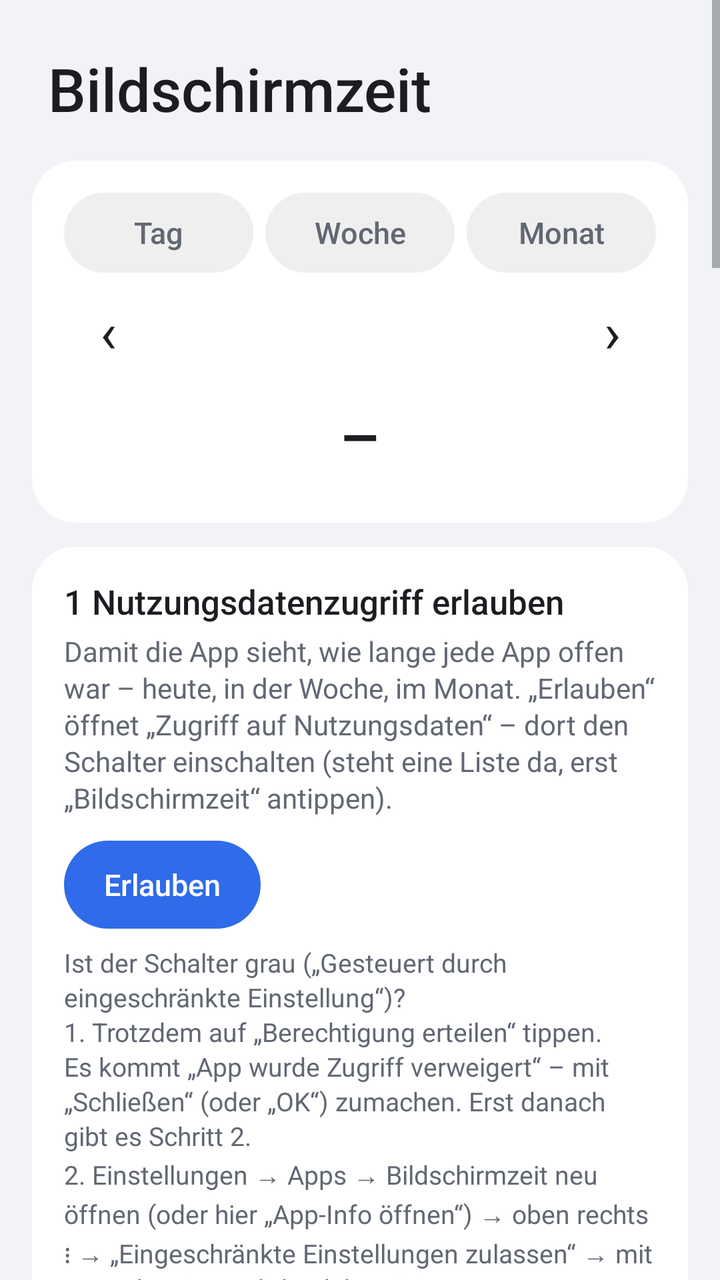
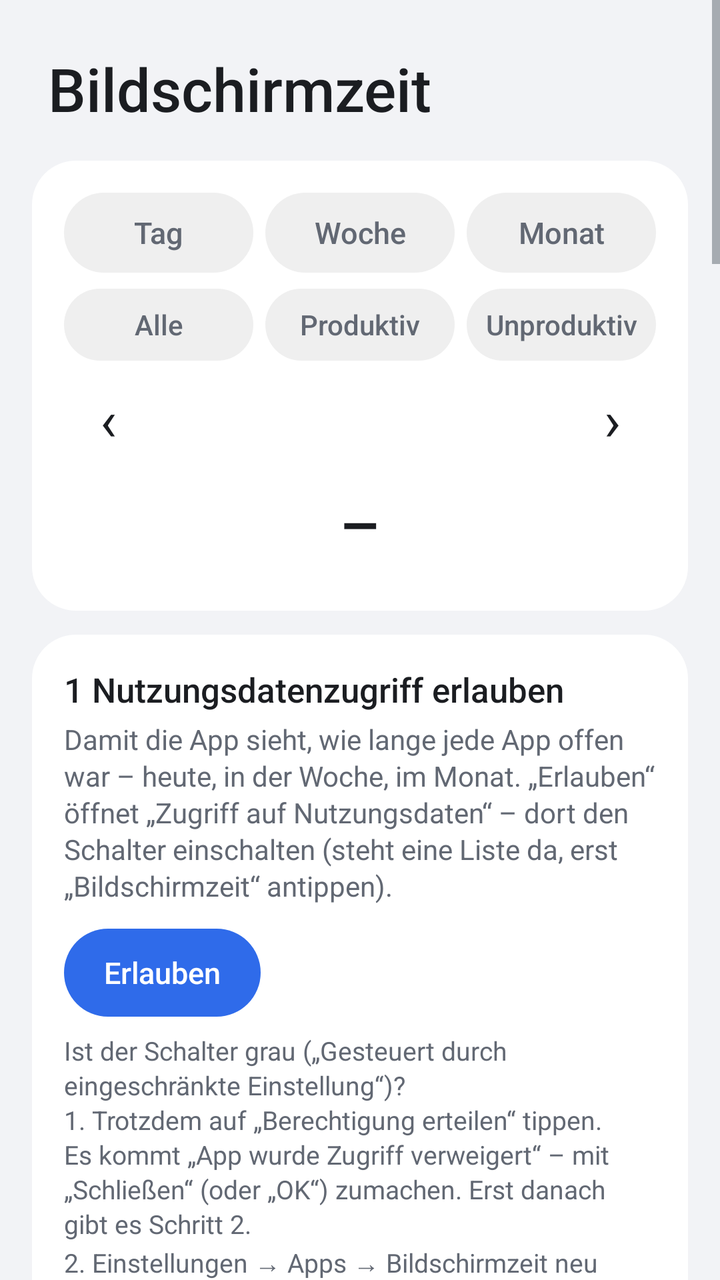

The first picture is an Android layout as it rendered before a commit; the second is the same layout after the commit. The layout source and the unified diff follow.
<!-- AndroidManifest.xml: application theme Thema -->
<!-- res/layout/activity_main.xml -->
<?xml version="1.0" encoding="utf-8"?>
<ScrollView xmlns:android="http://schemas.android.com/apk/res/android"
    android:id="@+id/wurzel"
    android:layout_width="match_parent"
    android:layout_height="match_parent"
    android:clipToPadding="false"
    android:fillViewport="true">

    <LinearLayout
        android:id="@+id/inhalt"
        android:layout_width="match_parent"
        android:layout_height="wrap_content"
        android:orientation="vertical"
        android:paddingStart="16dp"
        android:paddingTop="4dp"
        android:paddingEnd="16dp"
        android:paddingBottom="24dp">

        <TextView
            android:id="@+id/kopf_titel"
            android:layout_width="match_parent"
            android:layout_height="wrap_content"
            android:layout_marginTop="20dp"
            android:layout_marginBottom="4dp"
            android:fontFamily="sans-serif-medium"
            android:paddingStart="8dp"
            android:paddingEnd="8dp"
            android:text="@string/kopf_titel"
            android:textColor="@color/text"
            android:textSize="30sp" />

        <LinearLayout
            android:id="@+id/statistik_karte"
            style="@style/Karte">

            <LinearLayout
                android:id="@+id/reiter"
                android:layout_width="match_parent"
                android:layout_height="wrap_content"
                android:baselineAligned="false"
                android:orientation="horizontal">

                <TextView
                    android:id="@+id/reiter_tag"
                    style="@style/Reiter"
                    android:text="@string/reiter_tag" />

                <TextView
                    android:id="@+id/reiter_woche"
                    style="@style/Reiter"
                    android:layout_marginStart="6dp"
                    android:text="@string/reiter_woche" />

                <TextView
                    android:id="@+id/reiter_monat"
                    style="@style/Reiter"
                    android:layout_marginStart="6dp"
                    android:text="@string/reiter_monat" />
            </LinearLayout>

            <LinearLayout
                android:layout_width="match_parent"
                android:layout_height="wrap_content"
                android:layout_marginTop="10dp"
                android:gravity="center_vertical"
                android:orientation="horizontal">

                <TextView
                    android:id="@+id/zurueck"
                    style="@style/Pfeil"
                    android:contentDescription="@string/zurueck"
                    android:text="@string/pfeil_zurueck" />

                
                <TextView
                    android:id="@+id/zeitraum_titel"
                    android:layout_width="0dp"
                    android:layout_height="match_parent"
                    android:layout_weight="1"
                    android:autoSizeMaxTextSize="16sp"
                    android:autoSizeMinTextSize="11sp"
                    android:autoSizeStepGranularity="1sp"
                    android:autoSizeTextType="uniform"
                    android:fontFamily="sans-serif-medium"
                    android:gravity="center"
                    android:maxLines="1"
                    android:textColor="@color/text"
                    android:textSize="16sp" />

                <TextView
                    android:id="@+id/weiter"
                    style="@style/Pfeil"
                    android:contentDescription="@string/weiter"
                    android:text="@string/pfeil_weiter" />
            </LinearLayout>

            
            <LinearLayout
                android:id="@+id/app_kopf"
                android:layout_width="match_parent"
                android:layout_height="wrap_content"
                android:layout_marginTop="8dp"
                android:gravity="center_vertical"
                android:orientation="horizontal"
                android:visibility="gone">

                <ImageView
                    android:id="@+id/app_kopf_symbol"
                    android:layout_width="28dp"
                    android:layout_height="28dp"
                    android:importantForAccessibility="no" />

                <TextView
                    android:id="@+id/app_kopf_name"
                    android:layout_width="0dp"
                    android:layout_height="wrap_content"
                    android:layout_marginStart="10dp"
                    android:layout_weight="1"
                    android:ellipsize="end"
                    android:fontFamily="sans-serif-medium"
                    android:maxLines="1"
                    android:textColor="@color/text"
                    android:textSize="17sp" />

                <TextView
                    android:id="@+id/alle_apps"
                    android:layout_width="wrap_content"
                    android:layout_height="wrap_content"
                    android:layout_marginStart="8dp"
                    android:background="@drawable/knopf_leise"
                    android:clickable="true"
                    android:focusable="true"
                    android:fontFamily="sans-serif-medium"
                    android:gravity="center"
                    android:maxLines="1"
                    android:minHeight="40dp"
                    android:paddingStart="16dp"
                    android:paddingEnd="16dp"
                    android:text="@string/alle_apps"
                    android:textColor="@color/akzent"
                    android:textSize="14sp" />
            </LinearLayout>

            <TextView
                android:id="@+id/gesamt"
                android:layout_width="match_parent"
                android:layout_height="wrap_content"
                android:layout_marginTop="6dp"
                android:fontFamily="sans-serif-medium"
                android:gravity="center"
                android:text="@string/strich"
                android:textColor="@color/text"
                android:textSize="32sp" />

            <TextView
                android:id="@+id/schnitt"
                style="@style/Fliesstext"
                android:layout_marginTop="2dp"
                android:gravity="center"
                android:visibility="gone" />

            <de.finanzdienste.bildschirmzeit.Balken
                android:id="@+id/balken"
                android:layout_width="match_parent"
                android:layout_height="156dp"
                android:layout_marginTop="14dp"
                android:visibility="gone" />

            <TextView
                android:id="@+id/luecken"
                style="@style/Hinweis"
                android:gravity="center"
                android:visibility="gone" />

            <LinearLayout
                android:id="@+id/app_liste"
                android:layout_width="match_parent"
                android:layout_height="wrap_content"
                android:layout_marginTop="6dp"
                android:orientation="vertical" />

            <TextView
                android:id="@+id/statistik_hinweis"
                style="@style/Hinweis"
                android:layout_marginTop="14dp"
                android:visibility="gone" />

            
            <Button
                android:id="@+id/seite_zusammenfassen"
                style="@style/Knopf.Leise"
                android:text="@string/seite_zusammenfassen"
                android:visibility="gone" />

            
            <Button
                android:id="@+id/unproduktiv_umstellen"
                style="@style/Knopf.Leise"
                android:text="@string/unproduktiv_ja"
                android:visibility="gone" />
        </LinearLayout>

        <LinearLayout
            android:id="@+id/erlaubnis_karte"
            style="@style/Karte">

            <TextView
                android:id="@+id/schritt1_titel"
                style="@style/Ueberschrift"
                android:text="@string/schritt1_titel" />

            <TextView
                android:id="@+id/schritt1_text"
                style="@style/Fliesstext"
                android:text="@string/schritt1_text" />

            <Button
                android:id="@+id/schritt1_knopf"
                style="@style/Knopf"
                android:text="@string/schritt1_knopf" />

            <TextView
                android:id="@+id/schritt1_hinweis"
                style="@style/Hinweis"
                android:text="@string/schritt1_hinweis" />

            <Button
                android:id="@+id/app_info"
                style="@style/Knopf.Leise"
                android:text="@string/app_info" />
        </LinearLayout>

        <LinearLayout
            android:id="@+id/web_karte"
            style="@style/Karte">

            <TextView
                style="@style/Ueberschrift"
                android:text="@string/schritt2_titel" />

            <TextView
                style="@style/Fliesstext"
                android:text="@string/schritt2_text" />

            <LinearLayout
                android:id="@+id/web_liste"
                android:layout_width="match_parent"
                android:layout_height="wrap_content"
                android:orientation="vertical" />
        </LinearLayout>

        <LinearLayout
            android:id="@+id/widget_karte"
            style="@style/Karte">

            <TextView
                android:id="@+id/schritt3_titel"
                style="@style/Ueberschrift"
                android:text="@string/schritt3_titel" />

            <TextView
                android:id="@+id/schritt3_text"
                style="@style/Fliesstext"
                android:text="@string/schritt3_text" />

            <Button
                android:id="@+id/schritt3_knopf"
                style="@style/Knopf"
                android:text="@string/schritt3_knopf" />

            <TextView
                android:id="@+id/schritt3_anleitung"
                style="@style/Hinweis"
                android:text="@string/schritt3_anleitung"
                android:visibility="gone" />
        </LinearLayout>

        
        <LinearLayout
            android:id="@+id/webseiten_karte"
            style="@style/Karte">

            <TextView
                android:id="@+id/schritt4_titel"
                style="@style/Ueberschrift"
                android:text="@string/schritt4_titel" />

            <TextView
                android:id="@+id/schritt4_text"
                style="@style/Fliesstext"
                android:text="@string/schritt4_text" />

            <TextView
                android:id="@+id/schritt4_stand"
                style="@style/Hinweis"
                android:visibility="gone" />

            <Button
                android:id="@+id/schritt4_knopf"
                style="@style/Knopf"
                android:text="@string/schritt4_knopf" />

            <TextView
                android:id="@+id/schritt4_anleitung"
                style="@style/Hinweis"
                android:text="@string/schritt4_anleitung" />
        </LinearLayout>

        
        <LinearLayout
            android:id="@+id/diskret_karte"
            style="@style/Karte">

            <TextView
                android:id="@+id/diskret_titel"
                style="@style/Ueberschrift"
                android:text="@string/diskret_titel" />

            <TextView
                android:id="@+id/diskret_text"
                style="@style/Fliesstext"
                android:text="@string/diskret_text" />

            <TextView
                android:id="@+id/diskret_eigene"
                style="@style/Hinweis"
                android:visibility="gone" />

            <Button
                android:id="@+id/diskret_wieder_zeigen"
                style="@style/Knopf.Leise"
                android:text="@string/wieder_einzeln_zeigen"
                android:visibility="gone" />
        </LinearLayout>

        
        <LinearLayout
            android:id="@+id/anrufe_karte"
            style="@style/Karte">

            <TextView
                android:id="@+id/anrufe_titel"
                style="@style/Ueberschrift"
                android:text="@string/anrufe_titel" />

            <TextView
                android:id="@+id/anrufe_text"
                style="@style/Fliesstext"
                android:text="@string/anrufe_text" />

            <TextView
                android:id="@+id/anrufe_stand"
                style="@style/Hinweis"
                android:visibility="gone" />

            <Button
                android:id="@+id/anrufe_knopf"
                style="@style/Knopf"
                android:text="@string/anrufe_freigeben" />
        </LinearLayout>

        
        <LinearLayout
            android:id="@+id/kontakte_karte"
            style="@style/Karte">

            <TextView
                android:id="@+id/kontakte_titel"
                style="@style/Ueberschrift"
                android:text="@string/kontakte_titel" />

            <TextView
                android:id="@+id/kontakte_text"
                style="@style/Fliesstext"
                android:text="@string/kontakte_text" />

            <TextView
                android:id="@+id/kontakte_stand"
                style="@style/Hinweis"
                android:visibility="gone" />

            <Button
                android:id="@+id/kontakte_knopf"
                style="@style/Knopf"
                android:text="@string/kontakte_freigeben" />
        </LinearLayout>

        
        <LinearLayout
            android:id="@+id/anrufer_karte"
            style="@style/Karte">

            <TextView
                android:id="@+id/anrufer_titel"
                style="@style/Ueberschrift"
                android:text="@string/anrufer_titel" />

            <TextView
                android:id="@+id/anrufer_text"
                style="@style/Fliesstext"
                android:text="@string/anrufer_text" />

            <TextView
                android:id="@+id/anrufer_stand"
                style="@style/Hinweis"
                android:visibility="gone" />

            <Button
                android:id="@+id/anrufer_knopf"
                style="@style/Knopf"
                android:text="@string/anrufer_freigeben" />

            <Button
                android:id="@+id/anrufer_schluessel"
                style="@style/Knopf.Leise"
                android:text="@string/anrufer_schluessel"
                android:visibility="gone" />
        </LinearLayout>

        <LinearLayout
            android:id="@+id/update_karte"
            style="@style/Karte"
            android:visibility="gone">

            <TextView
                android:id="@+id/update_titel"
                style="@style/Ueberschrift"
                android:text="@string/update_titel" />

            <TextView
                android:id="@+id/update_text"
                style="@style/Fliesstext" />

            <Button
                android:id="@+id/update_knopf"
                style="@style/Knopf"
                android:visibility="gone" />

            
            <Button
                android:id="@+id/update_knopf2"
                style="@style/Knopf.Leise"
                android:layout_marginTop="8dp"
                android:visibility="gone" />

            
            <TextView
                android:id="@+id/update_diagnose"
                style="@style/Hinweis"
                android:layout_marginTop="10dp"
                android:textSize="12sp"
                android:visibility="gone" />
        </LinearLayout>

        <Button
            android:id="@+id/loeschen"
            style="@style/Knopf.Ohne"
            android:layout_gravity="center_horizontal"
            android:layout_marginTop="20dp"
            android:text="@string/loeschen" />

        <TextView
            android:id="@+id/version"
            style="@style/Hinweis"
            android:gravity="center" />
    </LinearLayout>
</ScrollView>
<!-- resources referenced by this layout -->
<resources>
  <color name="akzent">#FF2F6BEA</color>
  <color name="text">#FF1B1D21</color>
  <string name="alle_apps">Alle Apps</string>
  <string name="anrufe_freigeben">Anrufliste freigeben</string>
  <string name="anrufe_titel">Anrufe für die Bewerbungszentrale</string>
  <string name="anrufer_freigeben">Anrufer erkennen</string>
  <string name="anrufer_schluessel">Claude-Schlüssel holen</string>
  <string name="anrufer_titel">Anrufer erkennen</string>
  <string name="app_info">App-Info öffnen</string>
  <string name="diskret_titel">Diskret</string>
  <string name="kontakte_freigeben">Kontakte benennen</string>
  <string name="kontakte_titel">Kontakte aus den Bewerbungen</string>
  <string name="kopf_titel">Bildschirmzeit</string>
  <string name="loeschen">Alle Daten löschen</string>
  <string name="pfeil_weiter">›</string>
  <string name="pfeil_zurueck">‹</string>
  <string name="reiter_monat">Monat</string>
  <string name="reiter_tag">Tag</string>
  <string name="reiter_woche">Woche</string>
  <string name="schritt1_knopf">Erlauben</string>
  <string name="schritt1_text">Damit die App sieht, wie lange jede App offen war\u00A0– heute, in der Woche, im Monat. „Erlauben“ öffnet „Zugriff auf Nutzungsdaten“ – dort den Schalter einschalten (steht eine Liste da, erst „Bildschirmzeit“ antippen).</string>
  <string name="schritt1_titel">1  Nutzungsdatenzugriff erlauben</string>
  <string name="schritt2_text">Android zählt Boxenstopp, Freizeit und Workout als „Chrome“, Bewerbungen als „Firefox“. Einmal verbinden: Die App öffnet sich und meldet ab dann ihre Minuten – hier und im Widget stehen sie dann unter eigenem Namen.</string>
  <string name="schritt2_titel">2  Web-Apps verbinden</string>
  <string name="schritt3_anleitung">So geht es von Hand: Startbildschirm lange gedrückt halten → „Widgets“ → „Bildschirmzeit“ → antippen → „Hinzufügen“.</string>
  <string name="schritt3_knopf">Widget hinzufügen</string>
  <string name="schritt3_text">Die Zeit von heute und deine Top-Apps, so viele hineinpassen (bis zu 8). Es bleibt von selbst aktuell, solange du das Handy benutzt (alle 2 Minuten und gleich nach dem Einschalten); Antippen öffnet die Statistik.</string>
  <string name="schritt3_titel">3  Widget hinzufügen</string>
  <string name="schritt4_anleitung">„Einschalten“ → „Installierte Apps“ → „Bildschirmzeit: Webseiten“ → Schalter ein → „Zulassen“. Ist der Schalter grau: wie bei Schritt 1 in der App-Info ⋮ → „Eingeschränkte Einstellungen zulassen“.</string>
  <string name="schritt4_knopf">Einschalten</string>
  <string name="schritt4_titel">4  Webseiten einzeln (freiwillig)</string>
  <string name="seite_zusammenfassen">Unter „Firefox“ zusammenfassen</string>
  <string name="strich">–</string>
  <string name="unproduktiv_ja">Als unproduktiv zählen</string>
  <string name="update_titel">Automatische Updates</string>
  <string name="weiter">Nächster Zeitraum</string>
  <string name="wieder_einzeln_zeigen">Wieder einzeln zeigen</string>
  <string name="zurueck">Voriger Zeitraum</string>
  <color name="akzent_leise">#FFE4EBFC</color>
  <color name="text_leise">#FF626873</color>
  <color name="akzent_text">#FFFFFFFF</color>
  <color name="warnung">#FFC62828</color>
  <color name="app_hintergrund">#FFF2F3F6</color>
  <color name="karte">#FFFFFFFF</color>
  <!-- unchanged entries left out for length: 22 -->
</resources>

<!-- the commit's change to res/layout/activity_main.xml (unified diff, before → after) -->
@@ -56,6 +56,33 @@
                     style="@style/Reiter"
                     android:layout_marginStart="6dp"
                     android:text="@string/reiter_monat" />
+            </LinearLayout>
+
+            
+            <LinearLayout
+                android:id="@+id/ansicht"
+                android:layout_width="match_parent"
+                android:layout_height="wrap_content"
+                android:layout_marginTop="8dp"
+                android:baselineAligned="false"
+                android:orientation="horizontal">
+
+                <TextView
+                    android:id="@+id/ansicht_alle"
+                    style="@style/Ansicht"
+                    android:text="@string/widget_alle" />
+
+                <TextView
+                    android:id="@+id/ansicht_produktiv"
+                    style="@style/Ansicht"
+                    android:layout_marginStart="6dp"
+                    android:text="@string/widget_produktiv" />
+
+                <TextView
+                    android:id="@+id/ansicht_unproduktiv"
+                    style="@style/Ansicht"
+                    android:layout_marginStart="6dp"
+                    android:text="@string/widget_unproduktiv" />
             </LinearLayout>
 
             <LinearLayout
<!-- resource entries referenced after the edit -->
@@ -36,8 +36,20 @@
   <string name="unproduktiv_ja">Als unproduktiv zählen</string>
   <string name="update_titel">Automatische Updates</string>
   <string name="weiter">Nächster Zeitraum</string>
+  <string name="widget_alle">Alle</string>
+  <string name="widget_produktiv">Produktiv</string>
+  <string name="widget_unproduktiv">Unproduktiv</string>
   <string name="wieder_einzeln_zeigen">Wieder einzeln zeigen</string>
   <string name="zurueck">Voriger Zeitraum</string>
+  <style name="Ansicht" parent="Reiter">
+          <item name="android:layout_height">36dp</item>
+          <item name="android:textSize">14sp</item>
+          <item name="android:maxLines">1</item>
+          <item name="android:autoSizeTextType">uniform</item>
+          <item name="android:autoSizeMinTextSize">10sp</item>
+          <item name="android:autoSizeMaxTextSize">14sp</item>
+          <item name="android:autoSizeStepGranularity">1sp</item>
+      </style>
   <color name="akzent_leise">#FFE4EBFC</color>
   <color name="text_leise">#FF626873</color>
   <color name="akzent_text">#FFFFFFFF</color>
